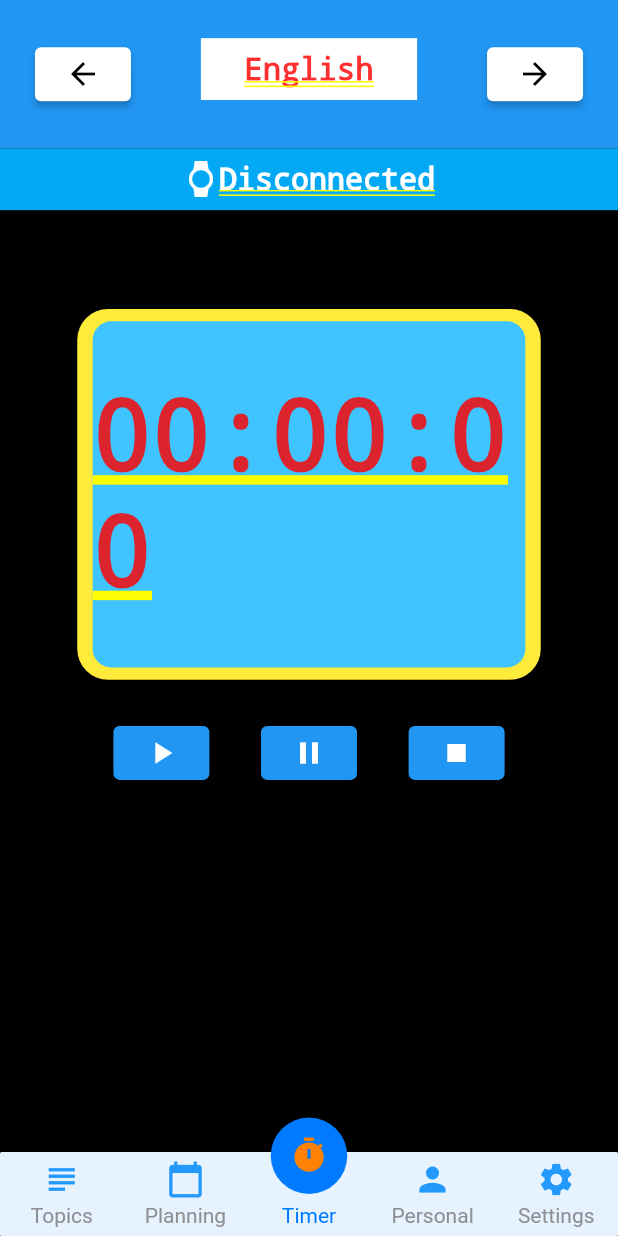
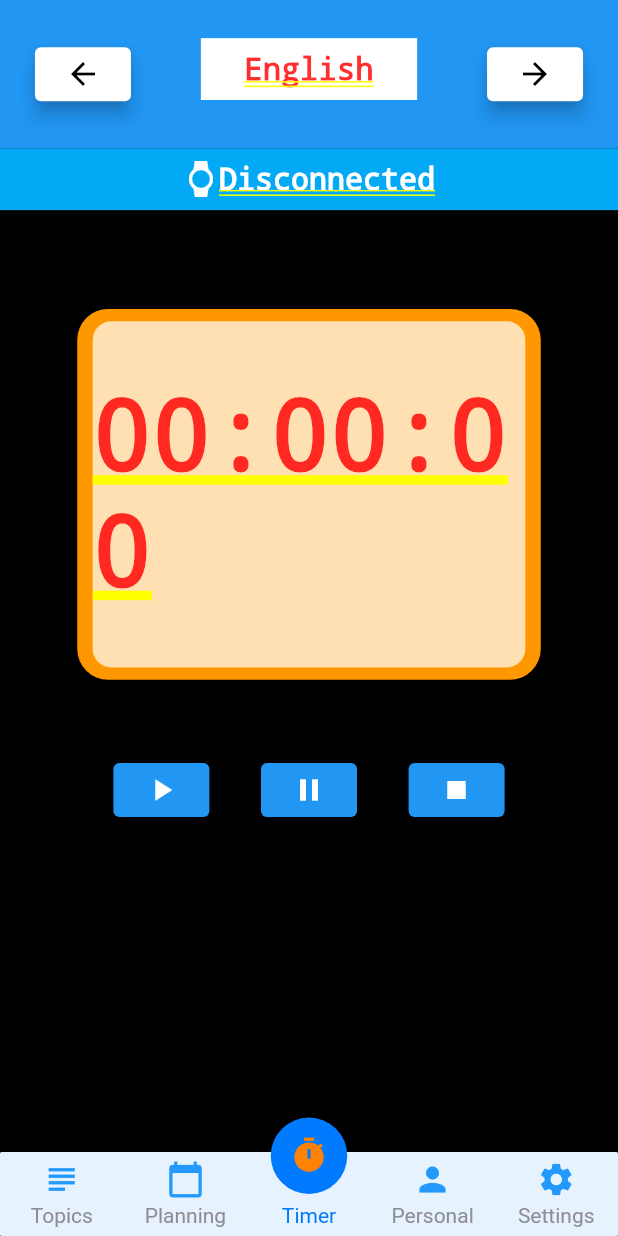
Before and after one commit to VidBarbaro/TopicTimer, a Flutter app: the screen it shows after launch, on a phone screen of 412 x 824 dp. Run offline on Flutter 3.47's test engine with Material 2 defaults, Android fonts, the light colour scheme and no system bars; drawn by our look-alikes of persistent_bottom_nav_bar; our stand-ins replace go_router, sizer.

Commit message:
added disabling of buttons when tracking topic

```diff
--- a/flutter/lib/components/mobile/providers/timer_info_provider.dart
+++ b/flutter/lib/components/mobile/providers/timer_info_provider.dart
@@ -5,6 +5,7 @@ class TimerInfoProvider with ChangeNotifier {
   int _minutes = 0;
   int _hours = 0;
   bool _isActive = false;
+  bool get isActive => _isActive;
   bool _isInitialized = false;
   bool get isInitialized => _isInitialized;
 
@@ -22,10 +23,12 @@ class TimerInfoProvider with ChangeNotifier {
 
   void enableTimer() {
     _isActive = true;
+    notifyListeners();
   }
 
   void disableTimer() {
     _isActive = false;
+    notifyListeners();
   }
 
   void tick() {
--- a/flutter/lib/components/mobile/providers/topbar_content_provider.dart
+++ b/flutter/lib/components/mobile/providers/topbar_content_provider.dart
@@ -15,12 +15,12 @@ class Topic {
 class TopBarConentProvider with ChangeNotifier {
   int _pageIndex = 2;
   int _selectedTopicIndex = 1;
-  final int maxPages = 5;
 
   List<Topic> topics = [
     Topic(name: 'Math', color: Colors.red),
     Topic(name: 'English', color: Colors.orange),
-    Topic(name: 'Dutch', color: Colors.blue)
+    Topic(name: 'Dutch', color: Colors.blue),
+    Topic(name: 'Biology', color: Colors.green)
   ];
 
   void setPageIndex(int newIndex) {
@@ -34,8 +34,8 @@ class TopBarConentProvider with ChangeNotifier {
       throw Exception('No topics initiased');
     }
     _selectedTopicIndex--;
-    if (_selectedTopicIndex < 1) {
-      _selectedTopicIndex = topics.length--;
+    if (_selectedTopicIndex < 0) {
+      _selectedTopicIndex = topics.length - 1;
     }
     notifyListeners();
   }
--- a/flutter/lib/components/mobile/timer.dart
+++ b/flutter/lib/components/mobile/timer.dart
@@ -4,6 +4,7 @@ import 'package:flutter/material.dart';
 import 'package:provider/provider.dart';
 import 'package:sizer/sizer.dart';
 import 'package:topictimer_flutter_application/components/mobile/providers/timer_info_provider.dart';
+import 'package:topictimer_flutter_application/components/mobile/providers/topbar_content_provider.dart';
 
 class TimerComp extends StatelessWidget {
   TimerComp({super.key});
@@ -12,11 +13,17 @@ class TimerComp extends StatelessWidget {
 
   @override
   Widget build(BuildContext context) {
-    // context.watch<TimerInfoProvider>();
     return SizedBox(
         height: 60.h,
         width: 80.w,
         child: Column(
+          crossAxisAlignment: CrossAxisAlignment.center,
+          children: [
+            Consumer<TopBarConentProvider>(
+                builder: (context, topBarConentProvider, child) {
+              return Wrap(
+                  alignment: WrapAlignment.center,
+                  direction: Axis.vertical,
                   children: [
                     SizedBox(
                       height: 8.h,
@@ -27,28 +34,31 @@ class TimerComp extends StatelessWidget {
                       width: 75.w,
                       alignment: Alignment.center,
                       decoration: BoxDecoration(
-                  color: Colors.yellow,
+                          color: topBarConentProvider.getSelectedTopic().color,
                           borderRadius: BorderRadius.all(Radius.circular(5.w))),
-              child: Consumer<TimerInfoProvider>(
-                  builder: (context, timerInfoProvider, child) {
-                return Container(
+                      child: Container(
                         height: 28.h,
                         width: 70.w,
                         decoration: BoxDecoration(
-                      color: Colors.lightBlueAccent,
-                      borderRadius: BorderRadius.all(Radius.circular(3.w))),
+                            color: Colors.white70,
+                            borderRadius:
+                                BorderRadius.all(Radius.circular(3.w))),
                         alignment: Alignment.center,
-                  child: Text(
+                        child: Consumer<TimerInfoProvider>(
+                            builder: (context, timerInfoProvider, child) {
+                          return Text(
                             timerInfoProvider.toString(),
                             style: TextStyle(fontSize: 16.w),
-                  ),
                           );
                         }),
                       ),
+                    ),
                     SizedBox(
-              height: 3.h,
+                      height: 6.h,
                       width: 5.w,
-            ),
+                    )
+                  ]);
+            }),
             Row(
               mainAxisAlignment: MainAxisAlignment.spaceEvenly,
               children: [
--- a/flutter/lib/components/mobile/topbar.dart
+++ b/flutter/lib/components/mobile/topbar.dart
@@ -1,13 +1,16 @@
 import 'package:flutter/material.dart';
 import 'package:provider/provider.dart';
 import 'package:sizer/sizer.dart';
+import 'package:topictimer_flutter_application/components/mobile/providers/timer_info_provider.dart';
 import 'package:topictimer_flutter_application/components/mobile/providers/topbar_content_provider.dart';
 
 class TopBar extends StatelessWidget {
   TopBar({super.key});
   void addTopic() {}
-  final ButtonStyle topBarButtonStyle =
-      ElevatedButton.styleFrom(backgroundColor: Colors.white);
+  final ButtonStyle topBarButtonStyle = ElevatedButton.styleFrom(
+      backgroundColor: Colors.white,
+      elevation: 5,
+      disabledBackgroundColor: Colors.white70);
 
   @override
   Widget build(BuildContext context) {
@@ -22,15 +25,21 @@ class TopBar extends StatelessWidget {
               children: [
                 if (context.read<TopBarConentProvider>().getSelectedPage() ==
                     'Timer')
-                  ElevatedButton(
-                    onPressed: () =>
-                        context.read<TopBarConentProvider>().switchTopicLeft(),
+                  Consumer<TimerInfoProvider>(
+                      builder: (context, timerInfoProvider, child) {
+                    return ElevatedButton(
+                      onPressed: timerInfoProvider.isActive
+                          ? null
+                          : () => context
+                              .read<TopBarConentProvider>()
+                              .switchTopicLeft(),
                       style: topBarButtonStyle,
                       child: const Icon(
                         Icons.arrow_back,
                         color: Colors.black,
                       ),
-                  ),
+                    );
+                  }),
                 if (context.read<TopBarConentProvider>().getSelectedPage() ==
                     'Topics')
                   //Empty button for spacing the topbar
@@ -64,15 +73,20 @@ class TopBar extends StatelessWidget {
                 ),
                 if (context.read<TopBarConentProvider>().getSelectedPage() ==
                     'Timer')
-                  ElevatedButton(
-                      onPressed: () => context
+                  Consumer<TimerInfoProvider>(
+                      builder: (context, timerInfoProvider, child) {
+                    return ElevatedButton(
+                        onPressed: timerInfoProvider.isActive
+                            ? null
+                            : () => context
                                 .read<TopBarConentProvider>()
                                 .switchTopicRight(),
                         style: topBarButtonStyle,
                         child: const Icon(
                           Icons.arrow_forward,
                           color: Colors.black,
-                      )),
+                        ));
+                  }),
                 if (context.read<TopBarConentProvider>().getSelectedPage() ==
                     'Topics')
                   ElevatedButton(
--- a/flutter/lib/main.dart
+++ b/flutter/lib/main.dart
@@ -61,10 +61,10 @@ class _MyAppState extends State<MyApp> {
           return MultiProvider(
               providers: [
                 ChangeNotifierProvider(
-                  create: (context) => TimerInfoProvider(),
+                  create: (context) => TopBarConentProvider(),
                 ),
                 ChangeNotifierProvider(
-                  create: (context) => TopBarConentProvider(),
+                  create: (context) => TimerInfoProvider(),
                 )
               ],
               child: const MaterialApp(
```
Lines whose indentation alone changed are shown as unchanged.
